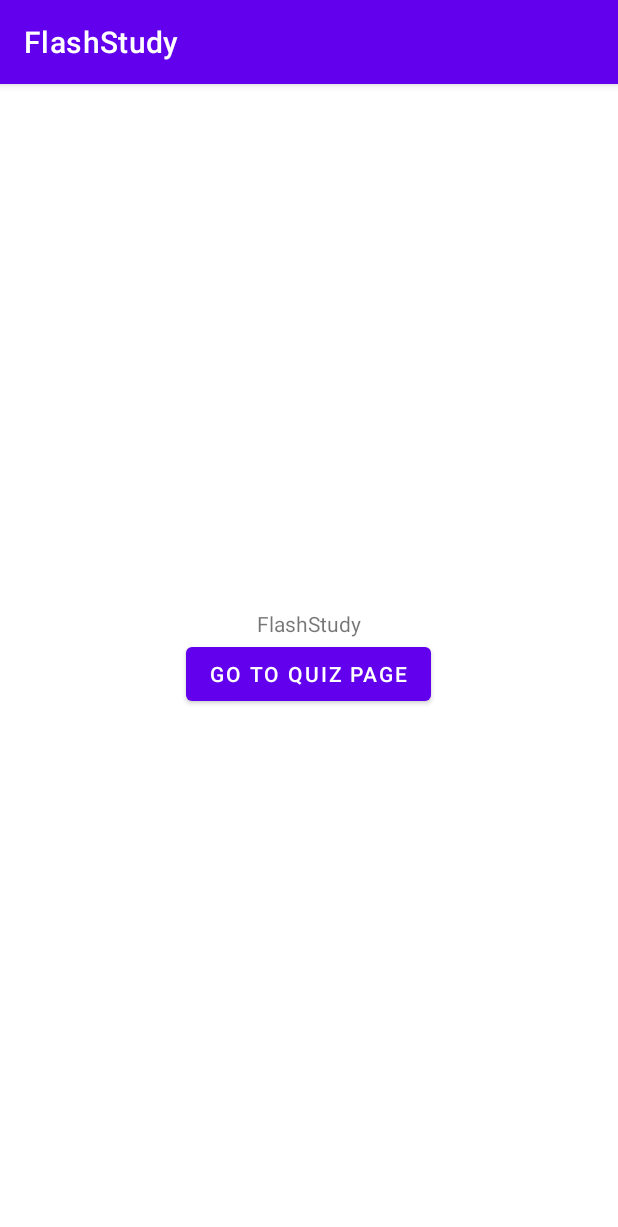
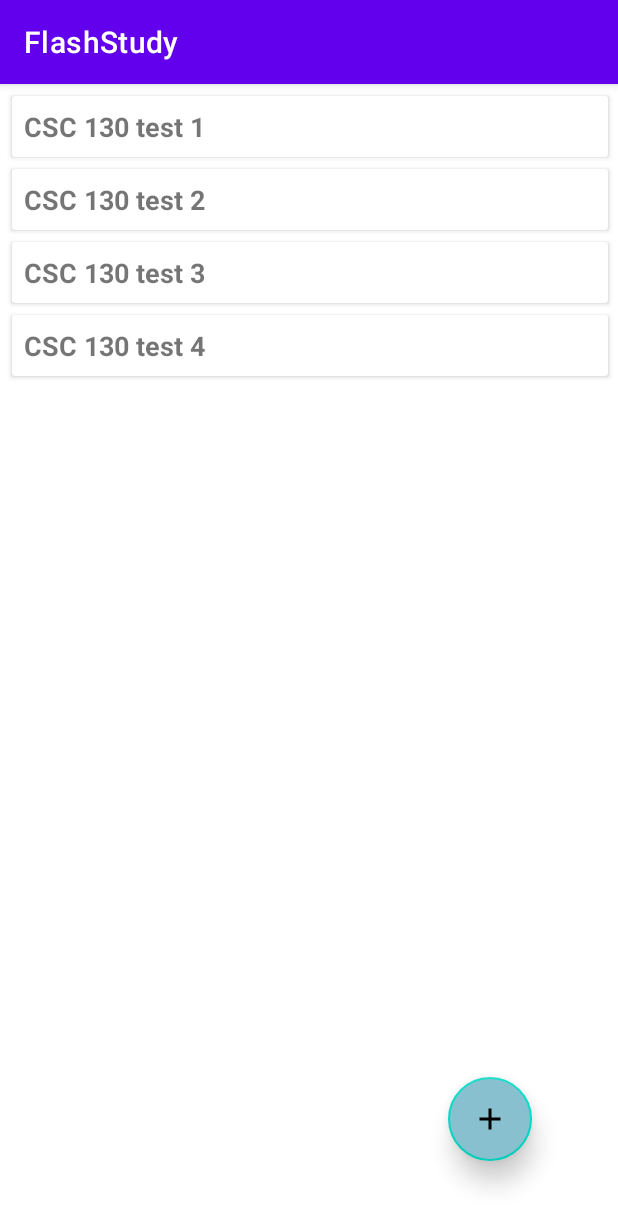
Before and after one commit to csc567-final-project/FlashStudy, an Android app: the FlashCardSetActivity screen opened directly, with no data from a screen before it, on a phone screen of 412 x 824 dp. Shown: the top 1227 px of the screen. Run offline under Robolectric (Android 15) with nearby library versions, the phone set to English and light mode, and no system bars.

Commit message:
updated read me

```diff
--- a/app/build.gradle
+++ b/app/build.gradle
@@ -36,6 +36,8 @@ dependencies {
 
     implementation "org.jetbrains.kotlin:kotlin-stdlib:$kotlin_version"
     implementation 'androidx.core:core-ktx:1.3.2'
+    implementation "androidx.recyclerview:recyclerview:1.1.0"
+    implementation "androidx.cardview:cardview:1.0.0"
     implementation 'androidx.appcompat:appcompat:1.2.0'
     implementation 'com.google.android.material:material:1.3.0'
     implementation 'androidx.constraintlayout:constraintlayout:2.0.4'
--- a/app/src/main/AndroidManifest.xml
+++ b/app/src/main/AndroidManifest.xml
@@ -9,7 +9,11 @@
         android:roundIcon="@mipmap/ic_launcher_round"
         android:supportsRtl="true"
         android:theme="@style/Theme.FlashStudy">
-        <activity android:name=".QuizActivity"></activity>
+        <meta-data
+            android:name="com.google.android.actions"
+            android:resource="@xml/actions" />
+
+        <activity android:name=".QuizActivity" />
         <activity android:name=".FlashCardSetActivity" />
         <activity android:name=".CourseActivity" />
         <activity android:name=".MainActivity">
--- a/app/src/main/java/com/csc567/android/flashstudy/FlashCardSetActivity.kt
+++ b/app/src/main/java/com/csc567/android/flashstudy/FlashCardSetActivity.kt
@@ -3,22 +3,79 @@ package com.csc567.android.flashstudy
 import android.content.Intent
 import androidx.appcompat.app.AppCompatActivity
 import android.os.Bundle
-import android.widget.Button
+import androidx.recyclerview.widget.LinearLayoutManager
+import androidx.recyclerview.widget.RecyclerView
 
 class FlashCardSetActivity : AppCompatActivity() {
 
-    private lateinit var goToQuizButton: Button
 
     override fun onCreate(savedInstanceState: Bundle?) {
         super.onCreate(savedInstanceState)
         setContentView(R.layout.activity_flash_card_set)
 
-        goToQuizButton = findViewById(R.id.quiz_page_button)
+        val flashsetlist = getDummyData(4)
 
-        goToQuizButton.setOnClickListener {
-            // Takes you to the quiz page
-            val intent = Intent(this, QuizActivity::class.java)
-            startActivity(intent)
+        val flashSetRecyclerView: RecyclerView = findViewById(R.id.recycler_view)
+
+        flashSetRecyclerView.adapter = FlashSetAdapter(this, flashsetlist)
+        flashSetRecyclerView.layoutManager = LinearLayoutManager(this)
+        flashSetRecyclerView.setHasFixedSize(true)
+
+    }
+    private fun getDummyData(size: Int): List<FlashSetItem> {
+        val list = ArrayList<FlashSetItem>()
+
+        for (i in 0 until size) {
+            val flash_set= FlashSetItem("CSC 130 test " + (i + 1))
+            list += flash_set
         }
+
+        return list
     }
+
+    fun onItemClick(position: Int) {
+        var intent = Intent(this, FlashCardSetActivity::class.java)
+
+        startActivity(intent)
+    }
+
+
 }
+
+
+/*
+class CourseActivity : AppCompatActivity(), CourseAdapter.OnItemClickListener {
+
+
+    override fun onCreate(savedInstanceState: Bundle?) {
+        super.onCreate(savedInstanceState)
+        setContentView(R.layout.activity_course)
+        title = "My Courses"
+
+        val courses = getDummyData(5)
+
+        val courseRecyclerView: RecyclerView = findViewById(R.id.course_recycler)
+
+        courseRecyclerView.adapter = CourseAdapter(courses, this)
+        courseRecyclerView.layoutManager = LinearLayoutManager(this)
+        courseRecyclerView.setHasFixedSize(true)
+
+    }
+
+    private fun getDummyData(size: Int): List<Course> {
+        val list = ArrayList<Course>()
+
+        for (i in 0 until size) {
+            val course = Course("CSC 100", "Intro to Computer Science")
+            list += course
+        }
+
+        return list
+    }
+
+    override fun onItemClick(position: Int) {
+        var intent = Intent(this, FlashCardSetActivity::class.java)
+
+        startActivity(intent)
+    }
+}*/
--- /dev/null
+++ b/app/src/main/java/com/csc567/android/flashstudy/FlashSetItem.kt
@@ -0,0 +1,3 @@
+package com.csc567.android.flashstudy
+
+data class FlashSetItem (val textResource: String)
--- /dev/null
+++ b/app/src/main/java/com/csc567/android/flashstudy/recyclerAdapter.kt
@@ -0,0 +1,98 @@
+package com.csc567.android.flashstudy
+import android.content.Context
+import android.view.LayoutInflater
+import android.view.View
+import android.view.ViewGroup
+import android.widget.TextView
+import android.widget.Toast
+import androidx.recyclerview.widget.RecyclerView
+
+
+class FlashSetAdapter(private val listener: FlashCardSetActivity, private val flashSetList: List<FlashSetItem>):
+        RecyclerView.Adapter<FlashSetAdapter.recyclerViewHolder>() {
+    inner class FlashSetViewHolder(itemView: View) : RecyclerView.ViewHolder(itemView), View.OnClickListener{
+        init {
+            itemView.setOnClickListener(this)
+        }
+        val courseNameView: TextView = itemView.findViewById(R.id.flashSetName)
+
+        override fun onClick(v: View?) {
+            val position = adapterPosition
+            if (position != RecyclerView.NO_POSITION) {
+                listener.onItemClick(position)
+            }
+        }
+    }
+    interface OnFlashSetItemClickListener {
+        fun onItemClick(position: Int)
+    }
+
+    override fun onCreateViewHolder(parent: ViewGroup, viewType: Int): recyclerViewHolder {
+        val itemView = LayoutInflater.from(parent.context).inflate(R.layout.flash_card_set_item, parent, false)
+        return recyclerViewHolder(itemView)
+    }
+
+    override fun onBindViewHolder(holder: recyclerViewHolder, position: Int) {
+        val currentItem = flashSetList[position]
+        holder.textView1.text = currentItem.textResource
+        holder.itemView.setOnClickListener(View.OnClickListener(){
+             fun onClick(v: View){
+
+            }
+        });
+    }
+
+    override fun getItemCount() = flashSetList.size
+
+    class recyclerViewHolder(itemView: View):  RecyclerView.ViewHolder(itemView){
+        val textView1: TextView = itemView.findViewById(R.id.flashSetName)
+
+    }
+
+}
+
+
+/*
+class CourseAdapter (
+        private val courseList: List<Course>,
+        private val listener: OnItemClickListener
+): RecyclerView.Adapter<CourseAdapter.CourseViewHolder>() {
+
+    inner class CourseViewHolder(itemView: View) : RecyclerView.ViewHolder(itemView), View.OnClickListener{
+        init {
+            itemView.setOnClickListener(this)
+        }
+        val courseCodeView: TextView = itemView.findViewById(R.id.course_code_view)
+        val courseNameView: TextView = itemView.findViewById(R.id.course_name_view)
+
+        override fun onClick(v: View?) {
+            val position = adapterPosition
+            if (position != RecyclerView.NO_POSITION) {
+                listener.onItemClick(position)
+            }
+        }
+    }
+
+    interface OnItemClickListener {
+        fun onItemClick(position: Int)
+    }
+
+    override fun onCreateViewHolder(parent: ViewGroup, viewType: Int): CourseViewHolder {
+        val itemView = LayoutInflater.from(parent.context).inflate(R.layout.course_item,
+                parent, false)
+
+        return CourseViewHolder(itemView)
+    }
+
+    override fun onBindViewHolder(holder: CourseViewHolder, position: Int) {
+        val currentItem = courseList[position]
+
+        holder.courseCodeView.text = currentItem.courseCode
+        holder.courseNameView.text = currentItem.courseName
+    }
+
+    override fun getItemCount() = courseList.size
+
+
+}
+*/
--- /dev/null
+++ b/app/src/main/res/drawable/ic_add.xml
@@ -0,0 +1,10 @@
+<vector xmlns:android="http://schemas.android.com/apk/res/android"
+    android:width="24dp"
+    android:height="24dp"
+    android:viewportWidth="24"
+    android:viewportHeight="24"
+    android:tint="?attr/colorControlNormal">
+    <path
+        android:fillColor="@android:color/white"
+        android:pathData="M19,13h-6v6h-2v-6H5v-2h6V5h2v6h6v2z"/>
+</vector>
--- a/app/src/main/res/layout/activity_flash_card_set.xml
+++ b/app/src/main/res/layout/activity_flash_card_set.xml
@@ -1,32 +1,40 @@
 <?xml version="1.0" encoding="utf-8"?>
-<androidx.constraintlayout.widget.ConstraintLayout xmlns:android="http://schemas.android.com/apk/res/android"
+<RelativeLayout xmlns:android="http://schemas.android.com/apk/res/android"
     xmlns:app="http://schemas.android.com/apk/res-auto"
     xmlns:tools="http://schemas.android.com/tools"
     android:layout_width="match_parent"
     android:layout_height="match_parent"
     tools:context=".FlashCardSetActivity">
 
-    <LinearLayout xmlns:android="http://schemas.android.com/apk/res/android"
+    <androidx.recyclerview.widget.RecyclerView
+        android:id="@+id/recycler_view"
         android:layout_width="match_parent"
         android:layout_height="match_parent"
-        android:gravity="center"
-        android:orientation="vertical">
+        android:layout_alignParentTop="true"
+        android:layout_alignParentEnd="true"
+        android:layout_marginEnd="-1dp"
+        android:layout_marginBottom="50dp"
+        android:padding="4dp"
+        app:layout_constrainedHeight="true"
+        app:layout_constraintEnd_toEndOf="parent"
+        app:layout_constraintTop_toTopOf="parent"
+        tools:listitem="@layout/flash_card_set_item" />
 
-        <TextView
-            android:layout_width="wrap_content"
-            android:layout_height="wrap_content"
-            android:text="@string/app_name"
-            app:layout_constraintBottom_toBottomOf="parent"
-            app:layout_constraintLeft_toLeftOf="parent"
-            app:layout_constraintRight_toRightOf="parent"
-            app:layout_constraintTop_toTopOf="parent" />
+    <com.google.android.material.floatingactionbutton.FloatingActionButton
+        android:layout_width="wrap_content"
+        android:layout_height="wrap_content"
+        android:layout_alignParentEnd="true"
+        android:layout_marginStart="16dp"
+        android:layout_alignBottom="@+id/recycler_view"
+        android:layout_marginEnd="57dp"
+        android:backgroundTint="@color/nord8"
+        android:scaleType="center"
+        android:src="@drawable/ic_add"
+        app:borderWidth="1dp"
+        app:elevation="10dp"
+        app:layout_anchorGravity="bottom|right|end"
+        app:layout_constraintBottom_toBottomOf="@+id/recycler_view"
+        app:layout_constraintEnd_toEndOf="parent" />
 
-        <Button
-            android:layout_width="wrap_content"
-            android:layout_height="wrap_content"
-            android:text="Go to Quiz Page"
-            android:id="@+id/quiz_page_button"/>
 
-    </LinearLayout>
-
-</androidx.constraintlayout.widget.ConstraintLayout>
+</RelativeLayout>
--- /dev/null
+++ b/app/src/main/res/layout/flash_card_set_item.xml
@@ -0,0 +1,32 @@
+<?xml version="1.0" encoding="utf-8"?>
+<androidx.cardview.widget.CardView xmlns:android="http://schemas.android.com/apk/res/android"
+    android:layout_width="match_parent"
+    android:layout_height="wrap_content"
+    android:layout_margin="4dp">
+
+
+    <androidx.constraintlayout.widget.ConstraintLayout
+        android:layout_width="match_parent"
+        android:layout_height="match_parent">
+
+        <LinearLayout
+            android:id="@+id/flashSetLayout"
+            android:layout_width="match_parent"
+            android:layout_height="match_parent"
+            android:orientation="vertical"
+            android:padding="8dp">
+
+            <TextView
+                android:id="@+id/flashSetName"
+                android:layout_width="wrap_content"
+                android:layout_height="wrap_content"
+                android:text="Course Name"
+                android:textSize="18sp"
+                android:textStyle="bold"
+                android:backgroundTint="@color/nord10"/>
+
+        </LinearLayout>
+
+    </androidx.constraintlayout.widget.ConstraintLayout>
+
+</androidx.cardview.widget.CardView>
--- a/app/src/main/res/values/strings.xml
+++ b/app/src/main/res/values/strings.xml
@@ -1,3 +1,7 @@
 <resources>
     <string name="app_name">FlashStudy</string>
+    <string name = "set1">CSC 130 test 1</string>
+    <string name="set2">CSC 130 test 2</string>
+    <string name="set3">CSC 130 test 3</string>
+    <string name="set4">CSC 130 final</string>
 </resources>
```
Also changed, not shown: app/src/main/res/values/colors.xml (+23 -0 lines), app/src/main/res/xml/actions.xml (added, +11 -0 lines), gradle/wrapper/gradle-wrapper.properties, 1 other file.
